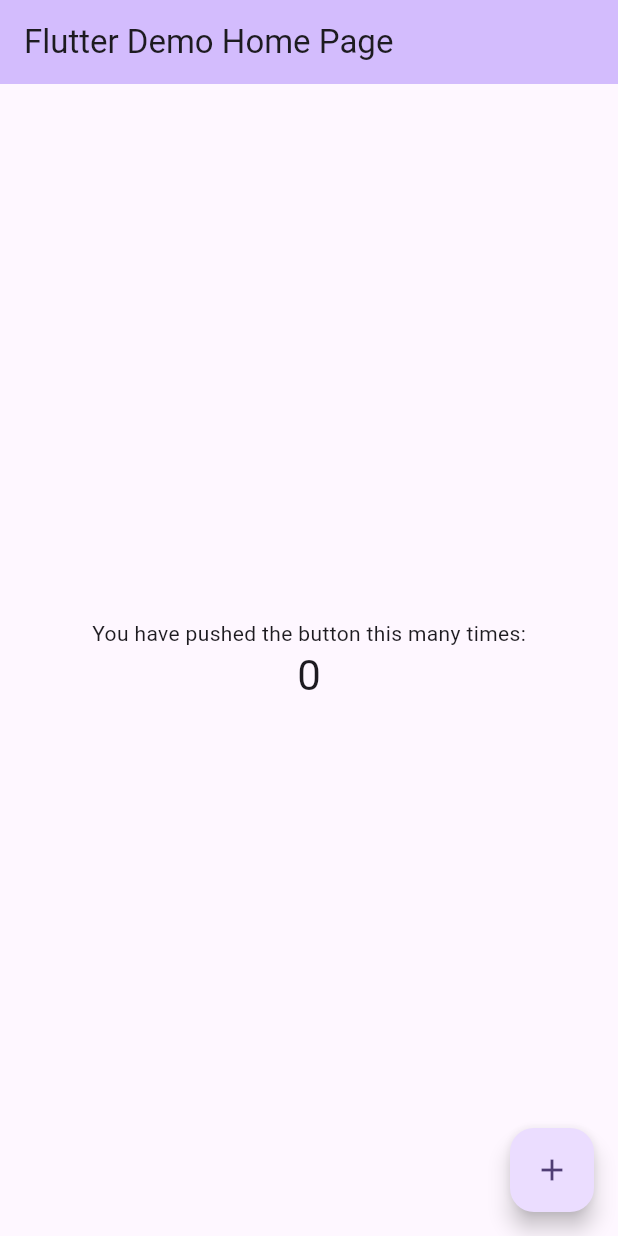
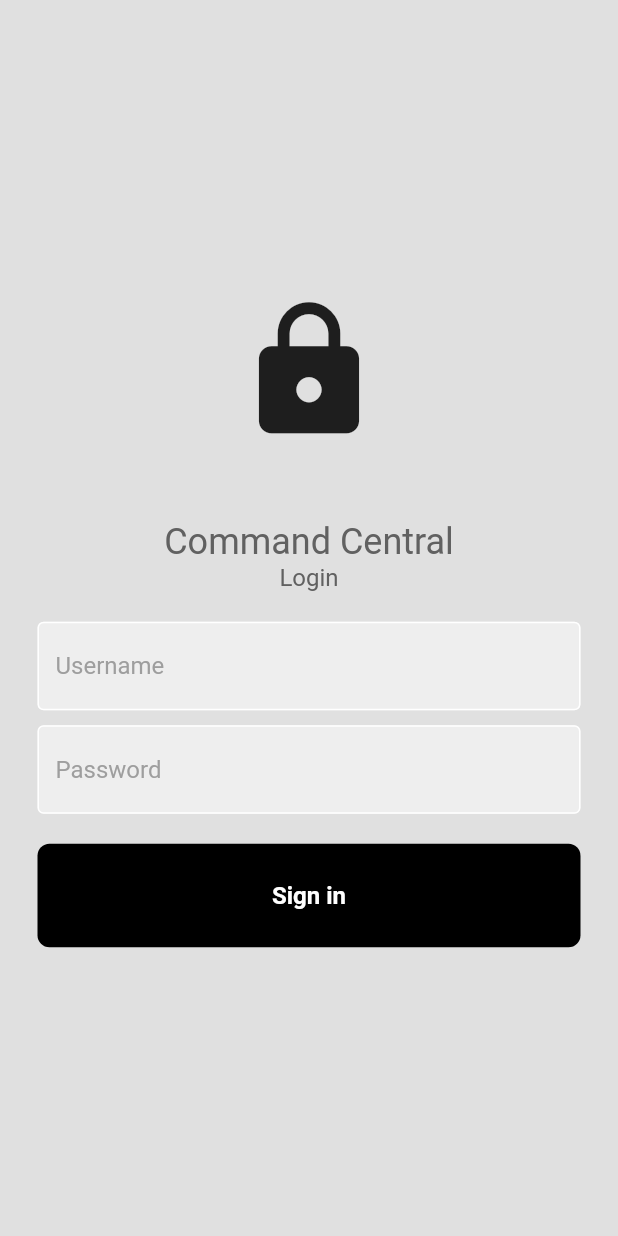
Before and after one commit to KristianS93/CommandCentral_App, a Flutter app: the screen it shows after launch, on a phone screen of 412 x 824 dp. Run offline on Flutter 3.47's test engine with Material 2 defaults, Android fonts, the light colour scheme and no system bars; our stand-ins replace shared_preferences.

Commit message:
started on the app with login

```diff
--- /dev/null
+++ b/commandcentral_app/lib/components/styled_button.dart
@@ -0,0 +1,28 @@
+import 'package:flutter/material.dart';
+
+class StyledButton extends StatelessWidget {
+  final Function()? onTap;
+  const StyledButton({super.key, required this.onTap});
+
+  @override
+  Widget build(BuildContext context) {
+    return GestureDetector(
+      onTap: onTap,
+      child: Container(
+        padding: const EdgeInsets.all(25),
+        margin: const EdgeInsets.symmetric(horizontal: 25),
+        decoration: BoxDecoration(
+            color: Colors.black, borderRadius: BorderRadius.circular(8)),
+        child: const Center(
+            child: Text(
+          "Sign in",
+          style: TextStyle(
+            color: Colors.white,
+            fontWeight: FontWeight.bold,
+            fontSize: 16,
+          ),
+        )),
+      ),
+    );
+  }
+}
--- /dev/null
+++ b/commandcentral_app/lib/components/styled_textfield.dart
@@ -0,0 +1,35 @@
+import 'package:flutter/material.dart';
+
+class StyledTextfield extends StatelessWidget {
+  final controller;
+  final String hintText;
+  final bool obsureText;
+
+  const StyledTextfield(
+      {super.key,
+      required this.controller,
+      required this.hintText,
+      required this.obsureText});
+
+  @override
+  Widget build(BuildContext context) {
+    return Padding(
+      padding: const EdgeInsets.symmetric(horizontal: 25.0),
+      child: TextField(
+        controller: controller,
+        obscureText: obsureText,
+        decoration: InputDecoration(
+            enabledBorder: OutlineInputBorder(
+              borderSide: BorderSide(color: Colors.white),
+            ),
+            focusedBorder: OutlineInputBorder(
+              borderSide: BorderSide(color: Colors.grey.shade400),
+            ),
+            fillColor: Colors.grey.shade200,
+            filled: true,
+            hintText: hintText,
+            hintStyle: TextStyle(color: Colors.grey[500])),
+      ),
+    );
+  }
+}
--- a/commandcentral_app/lib/main.dart
+++ b/commandcentral_app/lib/main.dart
@@ -1,3 +1,5 @@
+import 'package:commandcentral_app/pages/dashboard_page.dart';
+import 'package:commandcentral_app/pages/login_page.dart';
 import 'package:flutter/material.dart';
 
 void main() {
@@ -11,115 +13,21 @@ class MyApp extends StatelessWidget {
   @override
   Widget build(BuildContext context) {
     return MaterialApp(
-      title: 'Flutter Demo',
-      theme: ThemeData(
-        // This is the theme of your application.
-        //
-        // TRY THIS: Try running your application with "flutter run". You'll see
-        // the application has a blue toolbar. Then, without quitting the app,
-        // try changing the seedColor in the colorScheme below to Colors.green
-        // and then invoke "hot reload" (save your changes or press the "hot
-        // reload" button in a Flutter-supported IDE, or press "r" if you used
-        // the command line to start the app).
-        //
-        // Notice that the counter didn't reset back to zero; the application
-        // state is not lost during the reload. To reset the state, use hot
-        // restart instead.
-        //
-        // This works for code too, not just values: Most code changes can be
-        // tested with just a hot reload.
-        colorScheme: ColorScheme.fromSeed(seedColor: Colors.deepPurple),
-        useMaterial3: true,
+      debugShowCheckedModeBanner: false,
+      home: FutureBuilder<bool>(
+        builder: (context, snapshot) {
+          if (snapshot.connectionState == ConnectionState.waiting) {
+            return Scaffold(
+              body: Center(
+                child: CircularProgressIndicator(),
+              ),
+            );
+          } else {
+            final isLoggedIn = snapshot.data ?? false;
+            return isLoggedIn ? const DashBoardPage() : LoginPage();
+          }
+        },
       ),
-      home: const MyHomePage(title: 'Flutter Demo Home Page'),
     );
   }
 }
-
-class MyHomePage extends StatefulWidget {
-  const MyHomePage({super.key, required this.title});
-
-  // This widget is the home page of your application. It is stateful, meaning
-  // that it has a State object (defined below) that contains fields that affect
-  // how it looks.
-
-  // This class is the configuration for the state. It holds the values (in this
-  // case the title) provided by the parent (in this case the App widget) and
-  // used by the build method of the State. Fields in a Widget subclass are
-  // always marked "final".
-
-  final String title;
-
-  @override
-  State<MyHomePage> createState() => _MyHomePageState();
-}
-
-class _MyHomePageState extends State<MyHomePage> {
-  int _counter = 0;
-
-  void _incrementCounter() {
-    setState(() {
-      // This call to setState tells the Flutter framework that something has
-      // changed in this State, which causes it to rerun the build method below
-      // so that the display can reflect the updated values. If we changed
-      // _counter without calling setState(), then the build method would not be
-      // called again, and so nothing would appear to happen.
-      _counter++;
-    });
-  }
-
-  @override
-  Widget build(BuildContext context) {
-    // This method is rerun every time setState is called, for instance as done
-    // by the _incrementCounter method above.
-    //
-    // The Flutter framework has been optimized to make rerunning build methods
-    // fast, so that you can just rebuild anything that needs updating rather
-    // than having to individually change instances of widgets.
-    return Scaffold(
-      appBar: AppBar(
-        // TRY THIS: Try changing the color here to a specific color (to
-        // Colors.amber, perhaps?) and trigger a hot reload to see the AppBar
-        // change color while the other colors stay the same.
-        backgroundColor: Theme.of(context).colorScheme.inversePrimary,
-        // Here we take the value from the MyHomePage object that was created by
-        // the App.build method, and use it to set our appbar title.
-        title: Text(widget.title),
-      ),
-      body: Center(
-        // Center is a layout widget. It takes a single child and positions it
-        // in the middle of the parent.
-        child: Column(
-          // Column is also a layout widget. It takes a list of children and
-          // arranges them vertically. By default, it sizes itself to fit its
-          // children horizontally, and tries to be as tall as its parent.
-          //
-          // Column has various properties to control how it sizes itself and
-          // how it positions its children. Here we use mainAxisAlignment to
-          // center the children vertically; the main axis here is the vertical
-          // axis because Columns are vertical (the cross axis would be
-          // horizontal).
-          //
-          // TRY THIS: Invoke "debug painting" (choose the "Toggle Debug Paint"
-          // action in the IDE, or press "p" in the console), to see the
-          // wireframe for each widget.
-          mainAxisAlignment: MainAxisAlignment.center,
-          children: <Widget>[
-            const Text(
-              'You have pushed the button this many times:',
-            ),
-            Text(
-              '$_counter',
-              style: Theme.of(context).textTheme.headlineMedium,
-            ),
-          ],
-        ),
-      ),
-      floatingActionButton: FloatingActionButton(
-        onPressed: _incrementCounter,
-        tooltip: 'Increment',
-        child: const Icon(Icons.add),
-      ), // This trailing comma makes auto-formatting nicer for build methods.
-    );
-  }
-}
--- /dev/null
+++ b/commandcentral_app/lib/pages/login_page.dart
@@ -0,0 +1,108 @@
+import 'package:commandcentral_app/components/styled_button.dart';
+import 'package:commandcentral_app/components/styled_textfield.dart';
+import 'package:commandcentral_app/pages/dashboard_page.dart';
+import 'package:commandcentral_app/services/auth_service.dart';
+import 'package:flutter/material.dart';
+
+class LoginPage extends StatelessWidget {
+  LoginPage({super.key});
+  final GlobalKey<ScaffoldState> _scaffoldKey = GlobalKey<ScaffoldState>();
+
+  // text editing controllers
+  final usernameController = TextEditingController();
+  final passwordController = TextEditingController();
+
+  // sign in method
+  void signIn(String username, String password) {
+    print("Sign in button pressed");
+    if (username == "user" && password == "1234") {
+      AuthService().login(username, password).then((_) => {
+            Navigator.pushReplacement(
+              _scaffoldKey.currentContext!,
+              MaterialPageRoute(builder: (context) => const DashBoardPage()),
+            )
+          });
+    } else {
+      ScaffoldMessenger.of(_scaffoldKey.currentContext!).showSnackBar(SnackBar(
+          backgroundColor: Colors.red,
+          content: Text(
+            'Invalid login details!',
+            textAlign: TextAlign.center,
+          ),
+          duration: Duration(seconds: 2)));
+    }
+  }
+
+  @override
+  Widget build(BuildContext context) {
+    return Scaffold(
+      key: _scaffoldKey,
+      backgroundColor: Colors.grey[300],
+      body: SafeArea(
+        child: Center(
+          child: Column(
+            mainAxisAlignment: MainAxisAlignment.center,
+            children: [
+              const SizedBox(
+                height: 50,
+              ),
+              const Icon(
+                Icons.lock,
+                size: 100,
+              ),
+              const SizedBox(
+                height: 50,
+              ),
+              Text(
+                'Command Central',
+                style: TextStyle(
+                  color: Colors.grey[700],
+                  fontSize: 24,
+                ),
+              ),
+              Text(
+                'Login',
+                style: TextStyle(
+                  color: Colors.grey[700],
+                  fontSize: 16,
+                ),
+              ),
+              const SizedBox(
+                height: 20,
+              ),
+
+              // username textfield
+              StyledTextfield(
+                controller: usernameController,
+                hintText: 'Username',
+                obsureText: false,
+              ),
+
+              //space
+              const SizedBox(height: 10),
+              // password textfield
+              StyledTextfield(
+                controller: passwordController,
+                hintText: 'Password',
+                obsureText: true,
+              ),
+
+              const SizedBox(
+                height: 20,
+              ),
+              // sign in button
+              StyledButton(onTap: () {
+                // pass the username and passwotd to signin function
+                signIn(usernameController.text, passwordController.text);
+              }),
+              const SizedBox(
+                height: 45,
+              ),
+              // Not a member? register..
+            ],
+          ),
+        ),
+      ),
+    );
+  }
+}
--- a/commandcentral_app/pubspec.yaml
+++ b/commandcentral_app/pubspec.yaml
@@ -30,7 +30,8 @@ environment:
 dependencies:
   flutter:
     sdk: flutter
-
+  shared_preferences: ^2.2.0
+  http: ^1.1.0
 
   # The following adds the Cupertino Icons font to your application.
   # Use with the CupertinoIcons class for iOS style icons.
@@ -59,7 +60,8 @@ flutter:
   uses-material-design: true
 
   # To add assets to your application, add an assets section, like this:
-  # assets:
+  assets:
+    - lib/images/
   #   - images/a_dot_burr.jpeg
   #   - images/a_dot_ham.jpeg
 
```
Also changed, not shown: commandcentral_app/lib/pages/dashboard_page.dart (added, +85 -0 lines), commandcentral_app/lib/services/auth_service.dart (added, +61 -0 lines).
